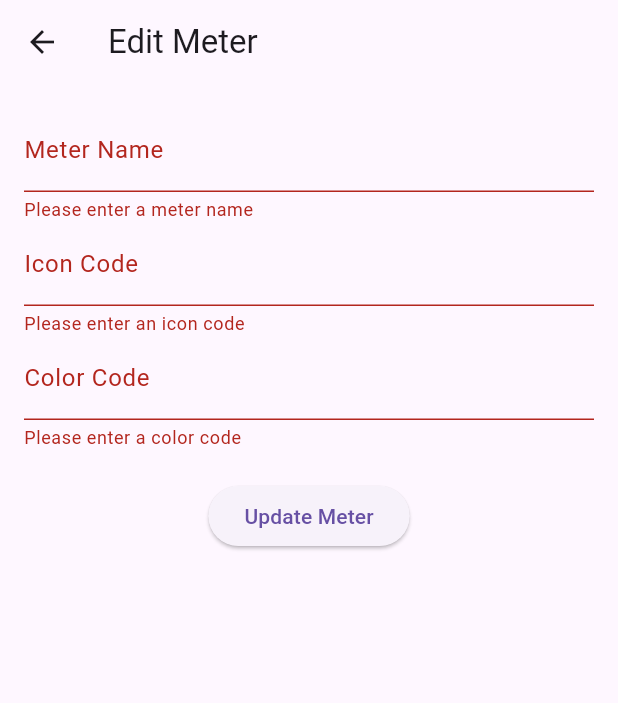
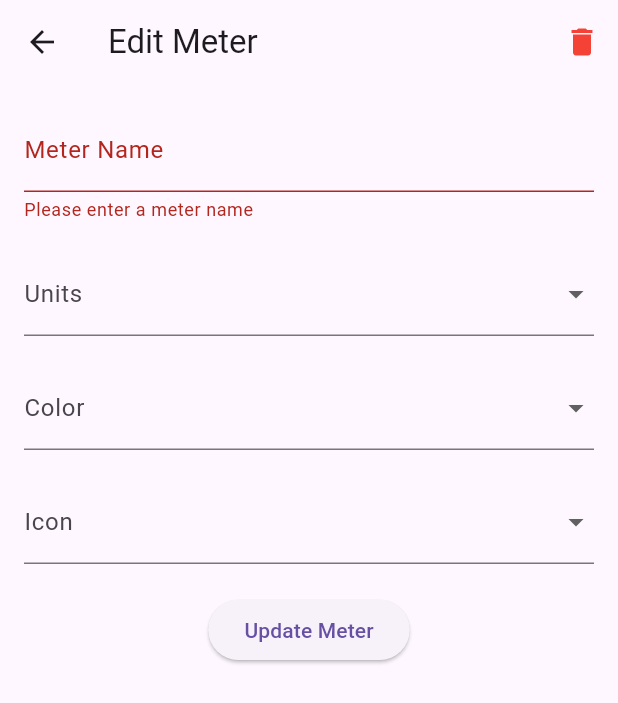
Before and after one commit to zokaityte/beaver_meter, a Flutter app: the EditMeterPage screen opened directly with empty values, after a tap on "Update Meter", on a phone screen of 412 x 824 dp. Shown: the top 703 px of the screen. Run offline on Flutter 3.47's test engine with Material 3 defaults, Android fonts, the phone set to English and light mode, and no system bars; our stand-ins replace sqflite; accounts and stored records are empty.

Commit message:
WIP Update edit reading page

```diff
--- a/lib/constants/config.dart
+++ b/lib/constants/config.dart
@@ -24,4 +24,8 @@ const Map<String, String> unitDescriptions = {
 // List of icons
 final List<IconData> meterIcons = [Icons.electric_bolt, Icons.water, Icons.fireplace, Icons.bolt];
 // List of colors
-final List<Color> meterColors = [Colors.red, Colors.green, Colors.blue, Colors.orange];
+const List<Color> meterColors = [
+  Color(4283215696),
+  Color(4280391411),
+  Color(-7118842),
+  Color(-13728548)];
--- a/lib/models/meter.dart
+++ b/lib/models/meter.dart
@@ -2,7 +2,7 @@ class Meter {
   final int? id;
   final String name;
   final String unit;
-  final int color;
+  final int color; // ARGB
   final int icon;
 
   Meter({
--- a/lib/pages/edit_meter_page.dart
+++ b/lib/pages/edit_meter_page.dart
@@ -1,11 +1,12 @@
-// lib/pages/edit_meter_page.dart
 import 'package:flutter/material.dart';
+import 'package:beaver_meter/constants/config.dart';
 import 'package:beaver_meter/database_helper.dart';
+import 'package:beaver_meter/models/meter.dart';
 
 class EditMeterPage extends StatefulWidget {
-  final int meterId;
+  final Meter meter;
 
-  EditMeterPage({required this.meterId});
+  EditMeterPage({required this.meter});
 
   @override
   _EditMeterPageState createState() => _EditMeterPageState();
@@ -14,56 +15,79 @@ class EditMeterPage extends StatefulWidget {
 class _EditMeterPageState extends State<EditMeterPage> {
   final _formKey = GlobalKey<FormState>();
   late TextEditingController _nameController;
-  late TextEditingController _iconController;
-  late TextEditingController _colorController;
+  late String selectedUnit;
+  late Color selectedColor;
+  late IconData selectedIcon;
 
   @override
   void initState() {
     super.initState();
-    _nameController = TextEditingController();
-    _iconController = TextEditingController();
-    _colorController = TextEditingController();
-    _fetchMeterDetails();
-  }
+    _nameController = TextEditingController(text: widget.meter.name);
+    selectedUnit = widget.meter.unit;
 
-  Future<void> _fetchMeterDetails() async {
-    final db = DatabaseHelper();
-    final meter = await db.getMeterById(widget.meterId);
-
-    if (meter != null) {
-      setState(() {
-        _nameController.text = meter['name'] ?? '';
-        _iconController.text = meter['icon']?.toString() ?? '';
-        _colorController.text = meter['color']?.toString() ?? '';
-      });
-    }
+    // Convert ARGB int to Color for the dropdown
+    selectedColor = Color(widget.meter.color);
+    selectedIcon = IconData(widget.meter.icon, fontFamily: 'MaterialIcons');
   }
 
   Future<void> _updateMeter() async {
     if (_formKey.currentState!.validate()) {
       final db = DatabaseHelper();
-      await db.updateMeter(widget.meterId, {
-        'name': _nameController.text,
-        'icon': int.tryParse(_iconController.text) ?? 0,
-        'color': int.tryParse(_colorController.text) ?? 0,
-      });
-      Navigator.pop(context, true); // Return to previous screen with success
+      final updatedMeter = Meter(
+        id: widget.meter.id,
+        name: _nameController.text,
+        unit: selectedUnit,
+        color: selectedColor.value, // Convert Color to ARGB int
+        icon: selectedIcon.codePoint,
+      );
+
+      await db.updateMeter(updatedMeter.id!, updatedMeter.toMap());
+      Navigator.pop(context, true); // Return to the previous screen with success
     }
   }
 
-  @override
-  void dispose() {
-    _nameController.dispose();
-    _iconController.dispose();
-    _colorController.dispose();
-    super.dispose();
+  Future<void> _deleteMeter() async {
+    final db = DatabaseHelper();
+
+    // Confirm deletion
+    bool? confirmDelete = await showDialog<bool>(
+      context: context,
+      builder: (context) => AlertDialog(
+        title: Text('Delete Meter'),
+        content: Text('Are you sure you want to delete this meter? All associated data will be lost.'),
+        actions: [
+          TextButton(
+            onPressed: () => Navigator.of(context).pop(false), // Cancel
+            child: Text('Cancel'),
+          ),
+          TextButton(
+            onPressed: () => Navigator.of(context).pop(true), // Confirm
+            child: Text('Delete', style: TextStyle(color: Colors.red)),
+          ),
+        ],
+      ),
+    );
+
+    if (confirmDelete == true) {
+      await db.deleteMeter(widget.meter.id!); // Delete the meter and its associated data
+
+      // Navigate back to the MetersPage by popping all other routes
+      Navigator.of(context).popUntil((route) => route.isFirst);
+    }
   }
+
 
   @override
   Widget build(BuildContext context) {
     return Scaffold(
       appBar: AppBar(
         title: Text('Edit Meter'),
+        actions: [
+          IconButton(
+            icon: Icon(Icons.delete, color: Colors.red),
+            onPressed: _deleteMeter, // Trigger delete action
+          ),
+        ],
       ),
       body: Padding(
         padding: const EdgeInsets.all(16.0),
@@ -81,24 +105,56 @@ class _EditMeterPageState extends State<EditMeterPage> {
                   return null;
                 },
               ),
-              TextFormField(
-                controller: _iconController,
-                decoration: InputDecoration(labelText: 'Icon Code'),
-                validator: (value) {
-                  if (value == null || value.isEmpty) {
-                    return 'Please enter an icon code';
-                  }
-                  return null;
+              SizedBox(height: 20),
+              DropdownButtonFormField<String>(
+                decoration: InputDecoration(labelText: 'Units'),
+                value: selectedUnit,
+                items: units.map((String unit) {
+                  return DropdownMenuItem<String>(
+                    value: unit,
+                    child: Text(unit),
+                  );
+                }).toList(),
+                onChanged: (String? newValue) {
+                  setState(() {
+                    selectedUnit = newValue!;
+                  });
                 },
               ),
-              TextFormField(
-                controller: _colorController,
-                decoration: InputDecoration(labelText: 'Color Code'),
-                validator: (value) {
-                  if (value == null || value.isEmpty) {
-                    return 'Please enter a color code';
-                  }
-                  return null;
+              SizedBox(height: 20),
+              DropdownButtonFormField<Color>(
+                decoration: InputDecoration(labelText: 'Color'),
+                value: selectedColor,
+                items: meterColors.map((Color color) {
+                  return DropdownMenuItem<Color>(
+                    value: color,
+                    child: Container(
+                      width: 24,
+                      height: 24,
+                      color: color,
+                    ),
+                  );
+                }).toList(),
+                onChanged: (Color? newColor) {
+                  setState(() {
+                    selectedColor = newColor!;
+                  });
+                },
+              ),
+              SizedBox(height: 20),
+              DropdownButtonFormField<IconData>(
+                decoration: InputDecoration(labelText: 'Icon'),
+                value: selectedIcon,
+                items: meterIcons.map((IconData icon) {
+                  return DropdownMenuItem<IconData>(
+                    value: icon,
+                    child: Icon(icon),
+                  );
+                }).toList(),
+                onChanged: (IconData? newIcon) {
+                  setState(() {
+                    selectedIcon = newIcon!;
+                  });
                 },
               ),
               SizedBox(height: 20),
@@ -112,4 +168,10 @@ class _EditMeterPageState extends State<EditMeterPage> {
       ),
     );
   }
+
+  @override
+  void dispose() {
+    _nameController.dispose();
+    super.dispose();
+  }
 }
--- a/lib/pages/meter_detail_page.dart
+++ b/lib/pages/meter_detail_page.dart
@@ -1,21 +1,19 @@
 import 'package:flutter/material.dart';
+import 'edit_meter_page.dart';
 import 'prices_page.dart'; // Import the Prices Page
 import 'create_reading_page.dart'; // Import the Create Reading Page
+import 'package:beaver_meter/models/meter.dart';
 
 class MeterDetailPage extends StatelessWidget {
-  final Map<String, dynamic> meter;
+  final Meter meter;
 
   MeterDetailPage({required this.meter});
 
   @override
   Widget build(BuildContext context) {
-    final String meterName = meter['name'] ?? 'Unknown Meter';
-    final IconData meterIcon = meter['icon'] != null
-        ? IconData(meter['icon'], fontFamily: 'MaterialIcons')
-        : Icons.device_unknown; // Fallback icon
-    final Color meterColor = meter['color'] != null
-        ? Color(meter['color']) // Assuming color is stored as ARGB integer
-        : Colors.grey; // Fallback color
+    final String meterName = meter.name;
+    final IconData meterIcon = IconData(meter.icon, fontFamily: 'MaterialIcons');
+    final Color meterColor = Color(meter.color); // Convert ARGB int to Color
 
     return Scaffold(
       appBar: AppBar(
@@ -86,7 +84,7 @@ class MeterDetailPage extends StatelessWidget {
                   Navigator.push(
                     context,
                     MaterialPageRoute(
-                      builder: (context) => PricesPage(meterId: meter['id']), // Pass meter ID
+                      builder: (context) => PricesPage(meterId: meter.id!), // Pass meter ID
                     ),
                   );
                 },
@@ -102,7 +100,7 @@ class MeterDetailPage extends StatelessWidget {
                   Navigator.push(
                     context,
                     MaterialPageRoute(
-                      builder: (context) => CreateReadingPage(meterId: meter['id']), // Pass meter ID
+                      builder: (context) => CreateReadingPage(meterId: meter.id!), // Pass meter ID
                     ),
                   );
                 },
@@ -114,7 +112,12 @@ class MeterDetailPage extends StatelessWidget {
                 leading: Icon(Icons.edit, color: Colors.red),
                 title: Text('Edit Meter'),
                 onTap: () {
-                  // Edit meter action
+                  Navigator.push(
+                    context,
+                    MaterialPageRoute(
+                      builder: (context) => EditMeterPage(meter: meter), // Pass the Meter object
+                    ),
+                  );
                 },
               ),
             ),
```
Also changed, not shown: lib/database_helper.dart (+5 -3 lines), lib/pages/meters_page.dart (+18 -7 lines).
